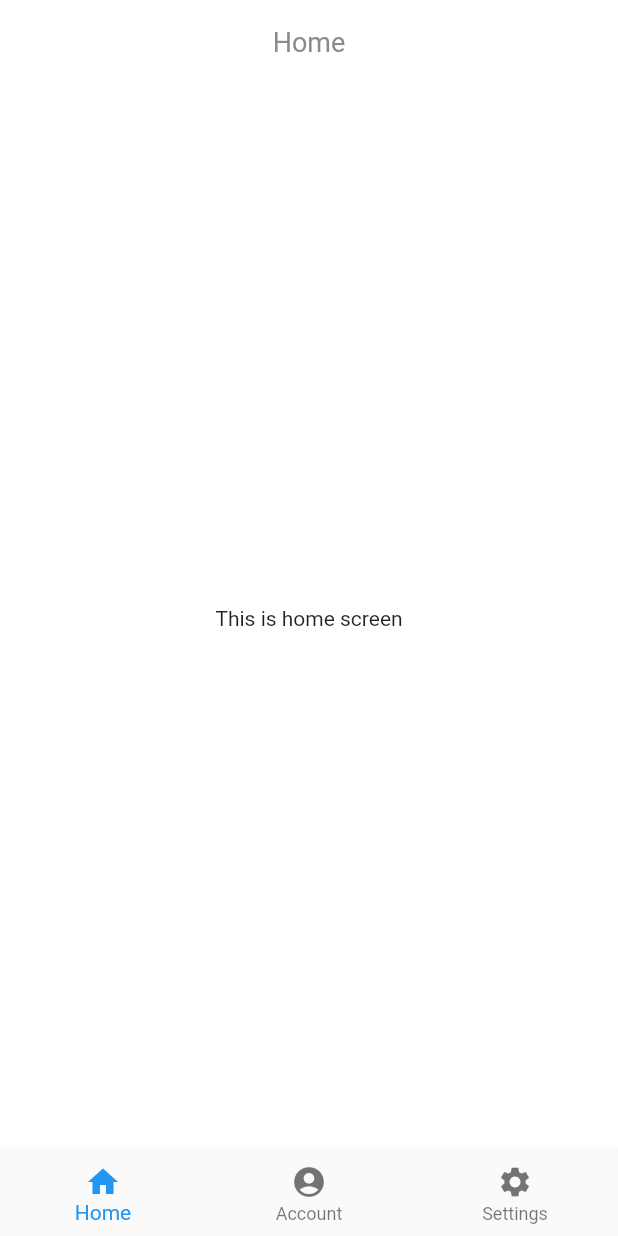
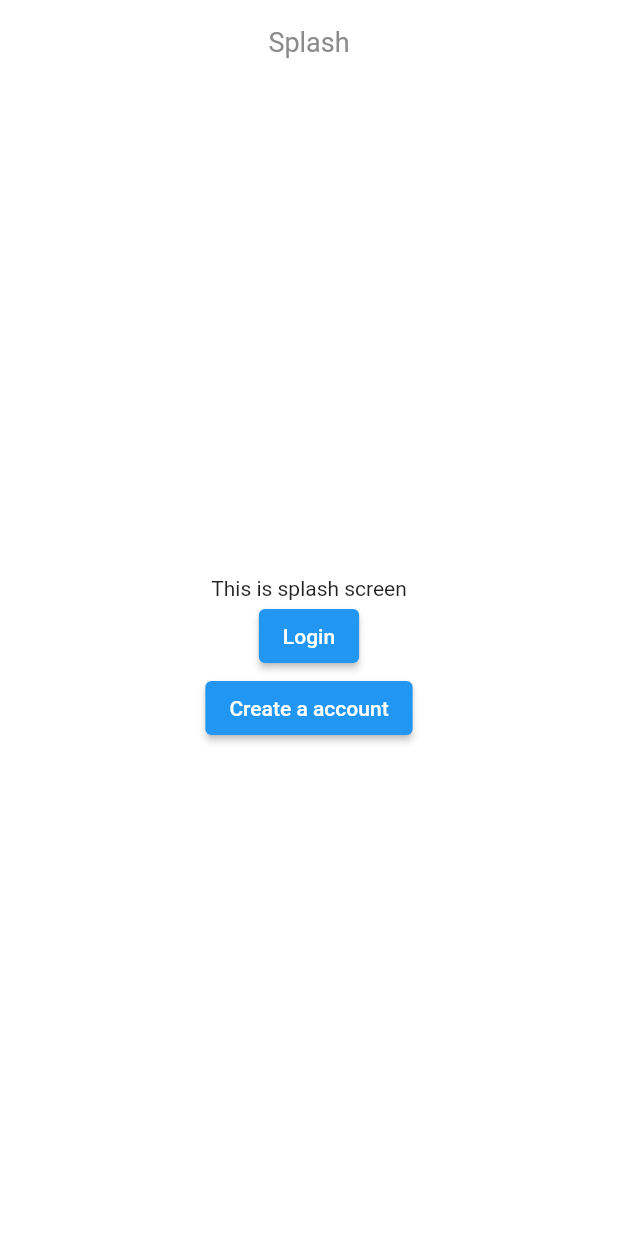
Before and after one commit to dungtophuong/demo_mobile_app, a Flutter app: the screen it shows after launch, on a phone screen of 412 x 824 dp. Run offline on Flutter 3.47's test engine with Material 2 defaults, Android fonts, the phone set to English and light mode, and no system bars; our stand-ins replace dio, equatable, flutter_bloc, flutter_riverpod, get_it, go_router and 1 more; generated files the repository leaves out were written again; Roboto replaces fonts that are missing (Muli).

Commit message:
update library

```diff
--- /dev/null
+++ b/lib/features/auth/presentation/routes/app_router.dart
@@ -0,0 +1,67 @@
+import 'package:flutter/material.dart';
+import 'package:flutter_application_1/features/auth/presentation/routes/scaffold_nav_bar.dart';
+import 'package:go_router/go_router.dart';
+import 'package:flutter_riverpod/flutter_riverpod.dart';
+import 'package:flutter_application_1/features/auth/presentation/screens/main/account_screen.dart';
+import 'package:flutter_application_1/features/auth/presentation/screens/main/home_screen.dart';
+import 'package:flutter_application_1/features/auth/presentation/screens/main/setting_screen.dart';
+import 'package:flutter_application_1/features/auth/presentation/screens/auth/login_screen.dart';
+import 'package:flutter_application_1/features/auth/presentation/screens/auth/signin_screen.dart';
+import 'package:flutter_application_1/features/auth/presentation/screens/splash_screen.dart';
+
+enum RoutePath {
+  root(path: '/'),
+  login(path: 'login'),
+  signin(path: 'signin'),
+  home(path: 'home'),
+  account(path: 'account'),
+  settings(path: 'settings');
+
+  const RoutePath({required this.path});
+  final String path;
+}
+
+
+
+final goRouterProvider = Provider<GoRouter>((ref) {
+  final rootNavigatorKey = GlobalKey<NavigatorState>(debugLabel: 'root');
+  return GoRouter(navigatorKey: rootNavigatorKey, routes: [
+    GoRoute(
+        path: RoutePath.root.path,
+        name: RoutePath.root.name,
+        builder: (context, state) => const SplashScreen(),
+        routes: [
+          GoRoute(
+              path: RoutePath.login.path,
+              name: RoutePath.login.name,
+              builder: (context, state) => const LoginScreen()),
+          GoRoute(
+              path: RoutePath.signin.path,
+              name: RoutePath.signin.name,
+              builder: (context, state) => const SigninScreen()),
+          StatefulShellRoute.indexedStack(
+              builder: (context, state, navigationShell) =>
+                  ScaffoldWithNavBar(navigationShell: navigationShell),
+              branches: [
+                StatefulShellBranch(routes: <RouteBase>[
+                  GoRoute(
+                      path: RoutePath.home.path,
+                      name: RoutePath.home.name,
+                      builder: (context, state) => const HomeScreen()),
+                ]),
+                StatefulShellBranch(routes: <RouteBase>[
+                  GoRoute(
+                      path: RoutePath.account.path,
+                      name: RoutePath.account.name,
+                      builder: (context, state) => const AccountScreen()),
+                ]),
+                StatefulShellBranch(routes: <RouteBase>[
+                  GoRoute(
+                      path: RoutePath.settings.path,
+                      name: RoutePath.settings.name,
+                      builder: (context, state) => const SettingScreen()),
+                ])
+              ]),
+        ]),
+  ]);
+});
--- /dev/null
+++ b/lib/features/auth/presentation/screens/splash_screen.dart
@@ -0,0 +1,35 @@
+import 'package:flutter/material.dart';
+import 'package:flutter_application_1/features/auth/presentation/routes/app_router.dart';
+import 'package:flutter_bloc/flutter_bloc.dart';
+import 'package:go_router/go_router.dart';
+
+class SplashScreen extends StatelessWidget {
+  const SplashScreen({Key? key}) : super(key: key);
+
+  @override
+  Widget build(BuildContext context) {
+    return Scaffold(
+      appBar: AppBar(title: const Text('Splash')),
+      body: Center(
+        child: Column(
+          mainAxisAlignment: MainAxisAlignment.center,
+          children: [
+            const Text('This is splash screen'),
+            ElevatedButton(
+              onPressed: () {
+                GoRouter.of(context).goNamed('login');
+              },
+              child: const Text('Login'),
+            ),
+            ElevatedButton(
+              onPressed: () {
+                GoRouter.of(context).goNamed('signin');
+              },
+              child: const Text('Create a account'),
+            ),
+          ],
+        ),
+      ),
+    );
+  }
+}
--- a/lib/main.dart
+++ b/lib/main.dart
@@ -1,53 +1,30 @@
 import 'package:flutter/material.dart';
 import 'package:flutter_application_1/config/services/injection_container.dart';
 import 'package:flutter_application_1/features/auth/presentation/bloc/user/user_event.dart';
+import 'package:flutter_application_1/features/auth/presentation/routes/app_router.dart';
+import 'package:flutter_riverpod/flutter_riverpod.dart';
 import 'features/auth/presentation/bloc/user/user_bloc.dart';
 import 'package:flutter_bloc/flutter_bloc.dart';
-import 'package:flutter_application_1/features/auth/presentation/screens/account_screen.dart';
-import 'package:flutter_application_1/features/auth/presentation/screens/home_screen.dart';
-import 'package:flutter_application_1/features/auth/presentation/screens/setting_screen.dart';
 import 'config/theme/app_themes.dart';
 
 Future<void> main() async {
   WidgetsFlutterBinding.ensureInitialized();
   await initializeDependencies();
-  runApp(MaterialApp(
-    home: const MyApp(),
-    theme: theme(),
-    debugShowCheckedModeBanner: false,
-  ));
+  runApp(const ProviderScope(child: MyApp()));
 }
 
-class MyApp extends StatefulWidget {
-  const MyApp({Key? key}) : super(key: key);
+/// The main app.
+class MyApp extends ConsumerWidget {
+  const MyApp({super.key});
 
   @override
-  State<StatefulWidget> createState() {
-    return MyAppState();
-  }
-}
-
-class MyAppState extends State<MyApp> {
-  int _currentIndex = 0;
-  List<Widget> body = const [HomeScreen(), AccountScreen(), SettingScreen()];
-  @override
-  Widget build(BuildContext context) {
-    return Scaffold(
-      body: Center(child: body[_currentIndex]),
-      bottomNavigationBar: BottomNavigationBar(
-          currentIndex: _currentIndex,
-          onTap: (int newIndex) {
-            setState(() {
-              _currentIndex = newIndex;
-            });
-          },
-          items: const [
-            BottomNavigationBarItem(icon: Icon(Icons.home), label: 'Home'),
-            BottomNavigationBarItem(
-                icon: Icon(Icons.account_circle), label: 'Account'),
-            BottomNavigationBarItem(
-                icon: Icon(Icons.settings), label: 'Settings')
-          ]),
+  Widget build(BuildContext context, WidgetRef ref) {
+    final goRouter = ref.watch(goRouterProvider);
+    return MaterialApp.router(
+      routerConfig: goRouter,
+      title: 'flutter demo routes',
+      theme: theme(),
+      debugShowCheckedModeBanner: false,
     );
   }
 }
```
Also changed, not shown: lib/features/auth/presentation/routes/scaffold_nav_bar.dart (added, +36 -0 lines), lib/features/auth/presentation/screens/auth/login_screen.dart (added, +34 -0 lines), lib/features/auth/presentation/screens/auth/signin_screen.dart (added, +20 -0 lines), pubspec.yaml (+7 -0 lines), lib/features/auth/presentation/screens/main/account_screen.dart (renamed from lib/features/auth/presentation/screens/account_screen.dart), lib/features/auth/presentation/screens/main/home_screen.dart (renamed from lib/features/auth/presentation/screens/home_screen.dart), lib/features/auth/presentation/screens/main/setting_screen.dart (renamed from lib/features/auth/presentation/screens/setting_screen.dart).
